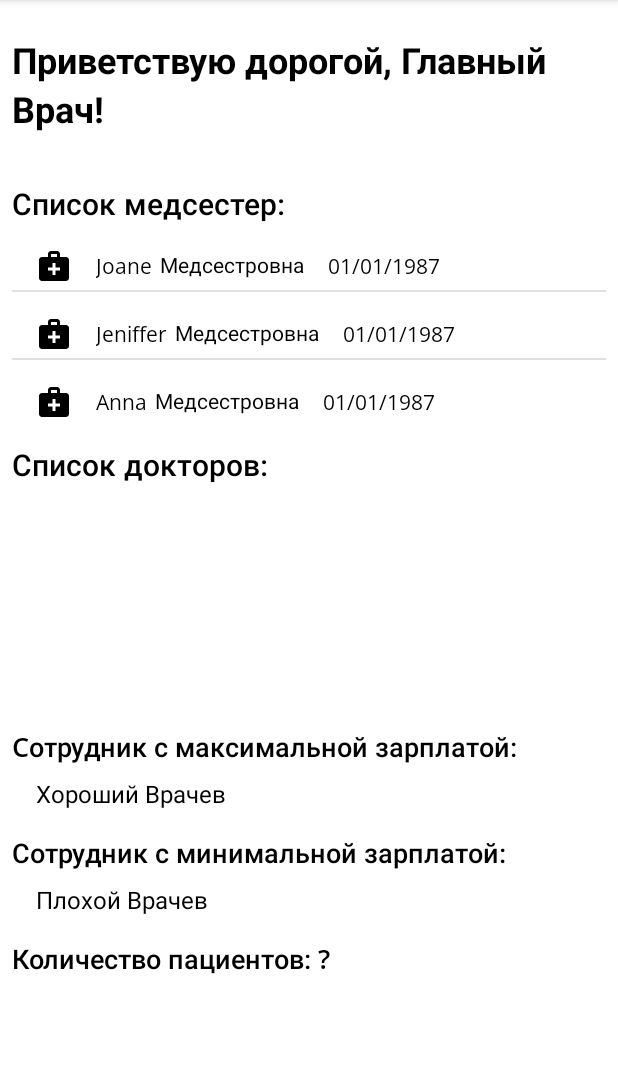
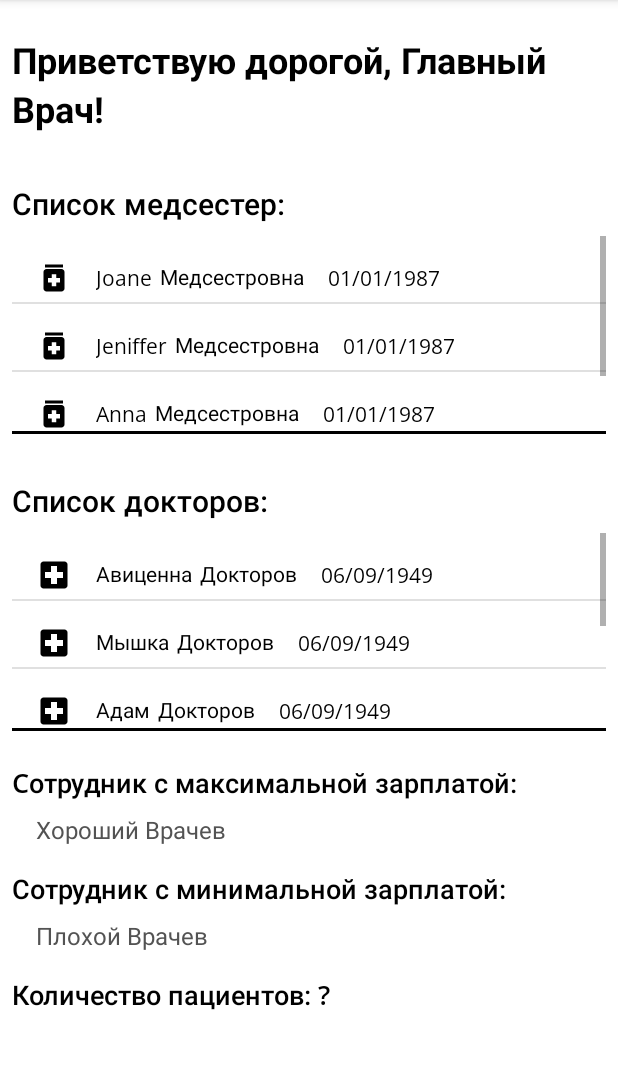
Before and after one commit to SultanSarygulov/HospitalProject, an Android app: the screen it shows after launch (MainActivity), on a phone screen of 412 x 824 dp, the part 84-1153 px from its top. Run offline under Robolectric (Android 15) with nearby library versions, the phone set to English and light mode, and no system bars.

Commit message:
Created Doctor RecyclerView and Icon

```diff
--- a/app/src/main/AndroidManifest.xml
+++ b/app/src/main/AndroidManifest.xml
@@ -7,7 +7,7 @@
         android:allowBackup="true"
         android:dataExtractionRules="@xml/data_extraction_rules"
         android:fullBackupContent="@xml/backup_rules"
-        android:icon="@mipmap/ic_launcher"
+        android:icon="@drawable/ic_logo"
         android:label="@string/app_name"
         android:roundIcon="@mipmap/ic_launcher_round"
         android:supportsRtl="true"
--- /dev/null
+++ b/app/src/main/java/com/example/hospitalproject/DoctorRecyclerAdapter.java
@@ -0,0 +1,50 @@
+package com.example.hospitalproject;
+
+import android.content.Context;
+import android.view.LayoutInflater;
+import android.view.View;
+import android.view.ViewGroup;
+import android.widget.TextView;
+
+import androidx.annotation.NonNull;
+import androidx.recyclerview.widget.RecyclerView;
+
+import java.util.Arrays;
+import java.util.List;
+import java.util.zip.Inflater;
+
+public class DoctorRecyclerAdapter extends RecyclerView.Adapter<DoctorRecyclerAdapter.DoctorViewHolder> {
+
+    private final LayoutInflater inflater;
+    private List<String> doctors = Arrays.asList("Авиценна", "Мышка", "Адам", "Демон", "Вырвиглазный", "Хентайврач");
+
+    DoctorRecyclerAdapter(Context context){
+        this.inflater = LayoutInflater.from(context);
+    }
+
+    @Override
+    public int getItemCount() {
+        return doctors.size();
+    }
+
+    @Override
+    public void onBindViewHolder(@NonNull DoctorRecyclerAdapter.DoctorViewHolder holder, int position) {
+        holder.name.setText(doctors.get(position));
+    }
+
+    @NonNull
+    @Override
+    public DoctorRecyclerAdapter.DoctorViewHolder onCreateViewHolder(@NonNull ViewGroup parent, int viewType) {
+        View view = inflater.inflate(R.layout.doctor_list_item, parent, false);
+        return new DoctorViewHolder(view);
+    }
+
+
+    public static class DoctorViewHolder extends RecyclerView.ViewHolder{
+        final TextView name;
+        DoctorViewHolder(View view){
+            super(view);
+            name = view.findViewById(R.id.doctor_name);
+        }
+    }
+}
--- a/app/src/main/java/com/example/hospitalproject/MainDoctorFragment.java
+++ b/app/src/main/java/com/example/hospitalproject/MainDoctorFragment.java
@@ -20,11 +20,14 @@ public class MainDoctorFragment extends Fragment {
                              Bundle savedInstanceState) {
 
         View view = inflater.inflate(R.layout.fragment_main_doctor, container, false);
-        // Инициализация списка
+
         RecyclerView nurseRecyclerView = view.findViewById(R.id.nurse_list);
-        // Создаем адаптер
-        NurseRecyclerAdapter adapter = new NurseRecyclerAdapter(requireContext());
-        nurseRecyclerView.setAdapter(adapter);
+        NurseRecyclerAdapter nurseAdapter = new NurseRecyclerAdapter(requireContext());
+        nurseRecyclerView.setAdapter(nurseAdapter);
+
+        RecyclerView doctorRecycler = view.findViewById(R.id.doctor_list);
+        DoctorRecyclerAdapter doctorAdapter = new DoctorRecyclerAdapter(requireContext());
+        doctorRecycler.setAdapter(doctorAdapter);
 
 
         return view;
--- a/app/src/main/java/com/example/hospitalproject/NurseRecyclerAdapter.java
+++ b/app/src/main/java/com/example/hospitalproject/NurseRecyclerAdapter.java
@@ -13,7 +13,7 @@ import java.util.ArrayList;
 import java.util.Arrays;
 import java.util.List;
 
-public class NurseRecyclerAdapter extends RecyclerView.Adapter<NurseRecyclerAdapter.ViewHolder> {
+public class NurseRecyclerAdapter extends RecyclerView.Adapter<NurseRecyclerAdapter.NurseViewHolder> {
 
     private final LayoutInflater inflater;
     private List<String> nurses = Arrays.asList("Joane", "Jeniffer", "Anna", "Mohammed");
@@ -27,22 +27,24 @@ public class NurseRecyclerAdapter extends RecyclerView.Adapter<NurseRecyclerAdap
         return nurses.size();
     }
 
-    @NonNull
     @Override
-    public NurseRecyclerAdapter.ViewHolder onCreateViewHolder(@NonNull ViewGroup parent, int viewType) {
-        View view = inflater.inflate(R.layout.nurse_list_item, parent, false);
-        return new ViewHolder(view);
-    }
-
-    @Override
-    public void onBindViewHolder(@NonNull NurseRecyclerAdapter.ViewHolder holder, int position) {
+    public void onBindViewHolder(@NonNull NurseRecyclerAdapter.NurseViewHolder holder, int position) {
         holder.name.setText(nurses.get(position));
 
     }
 
-    public static class ViewHolder extends RecyclerView.ViewHolder{
+    @NonNull
+    @Override
+    public NurseRecyclerAdapter.NurseViewHolder onCreateViewHolder(@NonNull ViewGroup parent, int viewType) {
+        View view = inflater.inflate(R.layout.nurse_list_item, parent, false);
+        return new NurseViewHolder(view);
+    }
+
+
+
+    public static class NurseViewHolder extends RecyclerView.ViewHolder{
         final TextView name;
-        ViewHolder(View view){
+        NurseViewHolder(View view){
             super(view);
             name = view.findViewById(R.id.nurse_name);
         }
--- /dev/null
+++ b/app/src/main/res/drawable/ic_doctor.xml
@@ -0,0 +1,5 @@
+<vector android:height="24dp" android:tint="#000000"
+    android:viewportHeight="24" android:viewportWidth="24"
+    android:width="24dp" xmlns:android="http://schemas.android.com/apk/res/android">
+    <path android:fillColor="@android:color/white" android:pathData="M19,3L5,3c-1.1,0 -1.99,0.9 -1.99,2L3,19c0,1.1 0.9,2 2,2h14c1.1,0 2,-0.9 2,-2L21,5c0,-1.1 -0.9,-2 -2,-2zM18,14h-4v4h-4v-4L6,14v-4h4L10,6h4v4h4v4z"/>
+</vector>
--- a/app/src/main/res/drawable/ic_nurse.xml
+++ b/app/src/main/res/drawable/ic_nurse.xml
@@ -1,5 +1,6 @@
 <vector android:height="24dp" android:tint="#000000"
     android:viewportHeight="24" android:viewportWidth="24"
     android:width="24dp" xmlns:android="http://schemas.android.com/apk/res/android">
-    <path android:fillColor="@android:color/white" android:pathData="M20,6h-4V4c0,-1.1 -0.9,-2 -2,-2h-4C8.9,2 8,2.9 8,4v2H4C2.9,6 2,6.9 2,8v12c0,1.1 0.9,2 2,2h16c1.1,0 2,-0.9 2,-2V8C22,6.9 21.1,6 20,6zM10,4h4v2h-4V4zM16,15h-3v3h-2v-3H8v-2h3v-3h2v3h3V15z"/>
+    <path android:fillColor="@android:color/white" android:pathData="M6,3h12v2h-12z"/>
+    <path android:fillColor="@android:color/white" android:pathData="M17,6H7C5.9,6 5,6.9 5,8v11c0,1.1 0.9,2 2,2h10c1.1,0 2,-0.9 2,-2V8C19,6.9 18.1,6 17,6zM16,15h-2.5v2.5h-3V15H8v-3h2.5V9.5h3V12H16V15z"/>
 </vector>
--- /dev/null
+++ b/app/src/main/res/layout/doctor_list_item.xml
@@ -0,0 +1,65 @@
+<?xml version="1.0" encoding="utf-8"?>
+<androidx.constraintlayout.widget.ConstraintLayout
+    xmlns:android="http://schemas.android.com/apk/res/android"
+    xmlns:app="http://schemas.android.com/apk/res-auto"
+    xmlns:tools="http://schemas.android.com/tools"
+    android:id="@+id/nurse_list_item"
+    android:layout_width="match_parent"
+    android:layout_height="35dp"
+    android:layout_marginTop="10dp">
+
+    <ImageView
+        android:id="@+id/doctor_icon"
+        android:layout_width="wrap_content"
+        android:layout_height="wrap_content"
+        android:layout_marginStart="16dp"
+        app:layout_constraintBottom_toBottomOf="parent"
+        app:layout_constraintStart_toStartOf="parent"
+        app:layout_constraintTop_toTopOf="parent"
+        app:srcCompat="@drawable/ic_doctor" />
+
+    <TextView
+        android:id="@+id/doctor_name"
+        android:layout_width="wrap_content"
+        android:layout_height="wrap_content"
+        android:layout_marginStart="16dp"
+        android:fontFamily="@font/open_sans"
+        android:text="Доктор"
+        android:textColor="@color/black"
+        app:layout_constraintBottom_toBottomOf="parent"
+        app:layout_constraintStart_toEndOf="@+id/doctor_icon"
+        app:layout_constraintTop_toTopOf="parent" />
+
+    <TextView
+        android:id="@+id/doctor_surname"
+        android:layout_width="wrap_content"
+        android:layout_height="wrap_content"
+        android:layout_marginStart="5dp"
+        android:fontFamily="@font/open_sans"
+        android:text="Докторов"
+        android:textColor="@color/black"
+        app:layout_constraintBottom_toBottomOf="parent"
+        app:layout_constraintStart_toEndOf="@+id/doctor_name"
+        app:layout_constraintTop_toTopOf="parent" />
+
+    <TextView
+        android:id="@+id/doctor_come_date"
+        android:layout_width="wrap_content"
+        android:layout_height="wrap_content"
+        android:layout_marginStart="16dp"
+        android:fontFamily="@font/open_sans"
+        android:text="06/09/1949"
+        android:textColor="@color/black"
+        app:layout_constraintBottom_toBottomOf="parent"
+        app:layout_constraintStart_toEndOf="@+id/doctor_surname"
+        app:layout_constraintTop_toTopOf="parent" />
+
+    <View
+        android:id="@+id/divider"
+        android:layout_width="409dp"
+        android:layout_height="1dp"
+        android:background="?android:attr/listDivider"
+        app:layout_constraintBottom_toBottomOf="parent"
+        app:layout_constraintEnd_toEndOf="parent"
+        app:layout_constraintStart_toStartOf="parent" />
+</androidx.constraintlayout.widget.ConstraintLayout>
--- a/app/src/main/res/layout/fragment_main_doctor.xml
+++ b/app/src/main/res/layout/fragment_main_doctor.xml
@@ -37,10 +37,11 @@
         android:id="@+id/nurse_list"
         android:layout_width="0dp"
         android:layout_height="130dp"
-
         android:layout_marginStart="8dp"
-
+        android:layout_marginTop="8dp"
         android:layout_marginEnd="8dp"
+        android:scrollbars="vertical"
+        android:fadeScrollbars="false"
         app:layoutManager="androidx.recyclerview.widget.LinearLayoutManager"
         app:layout_constraintEnd_toEndOf="parent"
         app:layout_constraintStart_toStartOf="parent"
@@ -51,7 +52,7 @@
         android:layout_width="wrap_content"
         android:layout_height="wrap_content"
         android:layout_marginStart="8dp"
-        android:layout_marginTop="16dp"
+        android:layout_marginTop="32dp"
         android:fontFamily="@font/open_sans_semibold"
         android:text="@string/doctor_list"
         android:textColor="@color/black"
@@ -66,6 +67,11 @@
         android:layout_marginStart="8dp"
         android:layout_marginTop="8dp"
         android:layout_marginEnd="8dp"
+        android:scrollbars="vertical"
+        android:fadeScrollbars="false"
+
+        app:layoutManager="androidx.recyclerview.widget.LinearLayoutManager"
+
         app:layout_constraintEnd_toEndOf="parent"
         app:layout_constraintHorizontal_bias="0.0"
         app:layout_constraintStart_toStartOf="parent"
@@ -90,7 +96,7 @@
         android:layout_marginStart="16dp"
         android:layout_marginTop="8dp"
         android:text="Хороший Врачев"
-        android:textColor="@color/black"
+        android:textColor="#535353"
         android:textSize="16sp"
         app:layout_constraintStart_toStartOf="@+id/most_earning_doctor_txt"
         app:layout_constraintTop_toBottomOf="@+id/most_earning_doctor_txt" />
@@ -114,7 +120,7 @@
         android:layout_marginStart="16dp"
         android:layout_marginTop="8dp"
         android:text="Плохой Врачев"
-        android:textColor="@color/black"
+        android:textColor="#535353"
         android:textSize="16sp"
         app:layout_constraintStart_toStartOf="@+id/most_earning_doctor_txt"
         app:layout_constraintTop_toBottomOf="@+id/least_earning_doctor_txt" />
@@ -130,4 +136,22 @@
         android:textSize="18sp"
         app:layout_constraintStart_toStartOf="@+id/least_earning_doctor_txt"
         app:layout_constraintTop_toBottomOf="@+id/name_least_earning_doctor" />
+
+    <View
+        android:id="@+id/divider2"
+        android:layout_width="0dp"
+        android:layout_height="2dp"
+        android:background="@color/black"
+        app:layout_constraintEnd_toEndOf="@+id/nurse_list"
+        app:layout_constraintStart_toStartOf="@+id/nurse_list"
+        app:layout_constraintTop_toBottomOf="@+id/nurse_list" />
+
+    <View
+        android:id="@+id/divider3"
+        android:layout_width="0dp"
+        android:layout_height="2dp"
+        android:background="@color/black"
+        app:layout_constraintEnd_toEndOf="@+id/nurse_list"
+        app:layout_constraintStart_toStartOf="@+id/nurse_list"
+        app:layout_constraintTop_toBottomOf="@+id/doctor_list" />
 </androidx.constraintlayout.widget.ConstraintLayout>
```
Also changed, not shown: app/src/main/res/drawable-v24/ic_logo.png (added).
